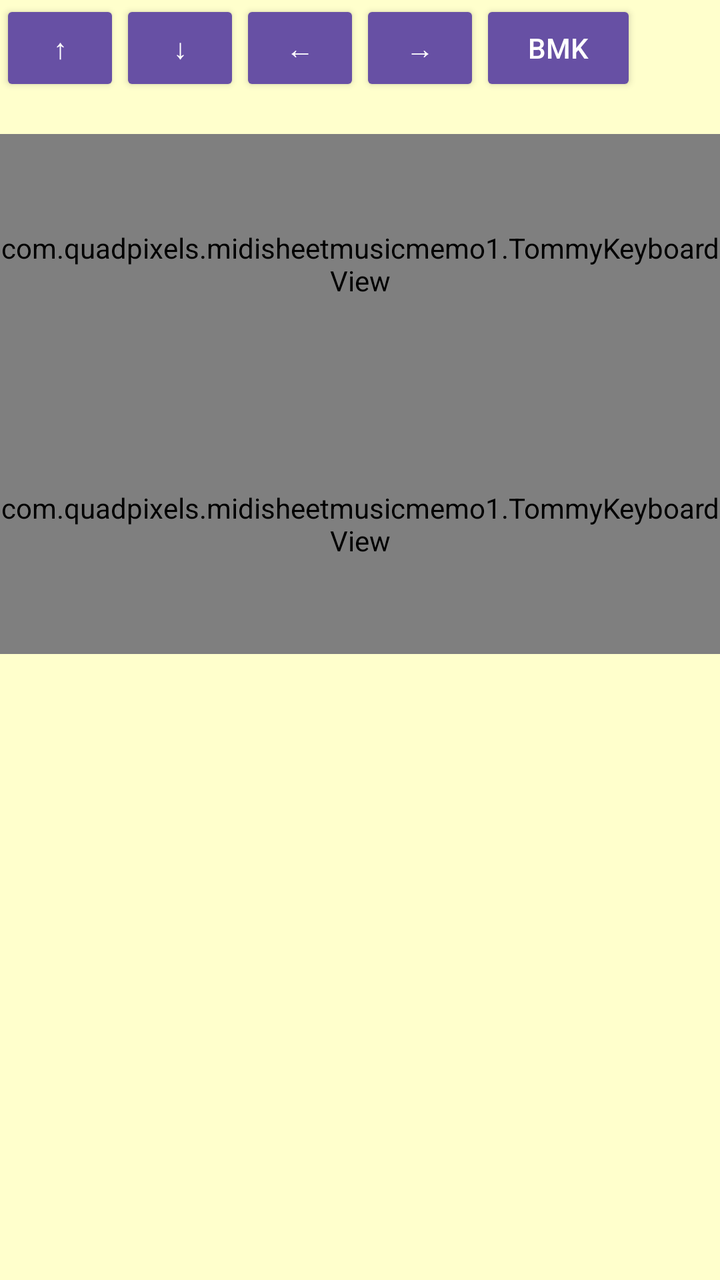
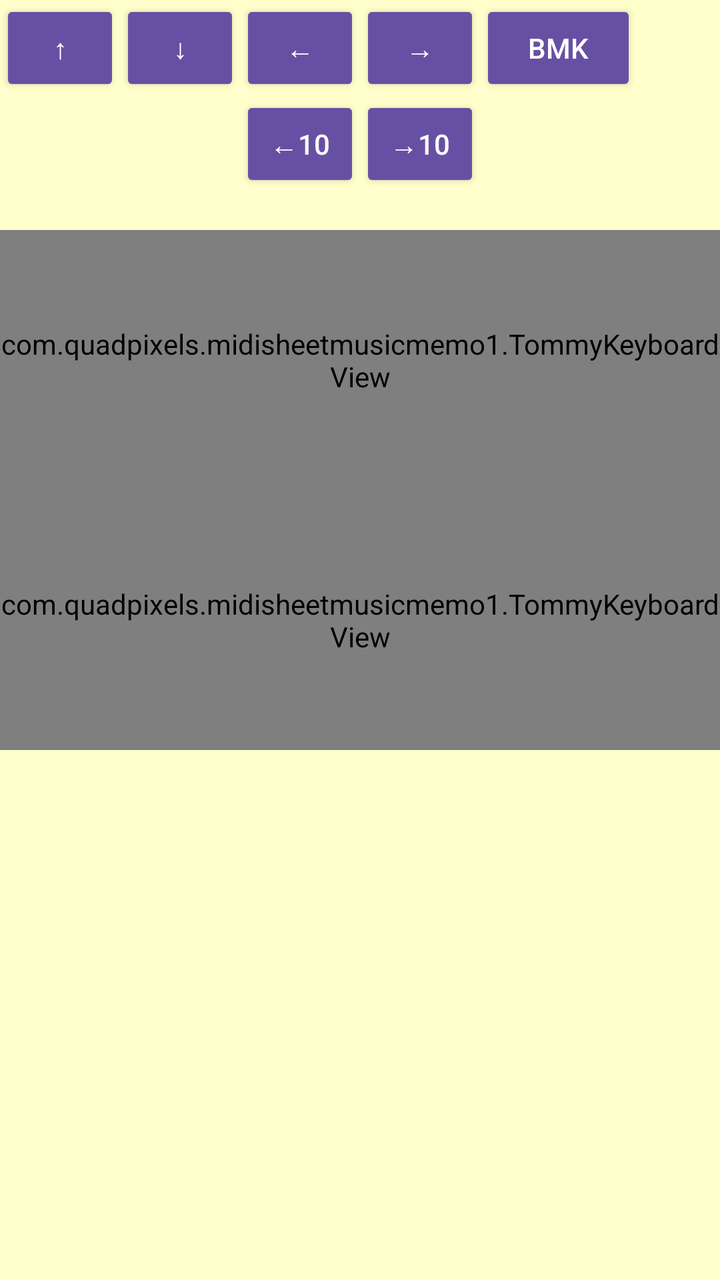

An Android layout rendered at two revisions. The XML below is the earlier revision; the diff shows what the commit changed to produce the second picture.
<!-- AndroidManifest.xml: application theme Theme.MidiSheetMusicMemo -->
<!-- res/layout/test1.xml -->
<?xml version="1.0" encoding="utf-8"?>
<LinearLayout xmlns:android="http://schemas.android.com/apk/res/android"
    android:layout_width="match_parent"
    android:layout_height="match_parent"
    android:orientation="vertical"
    android:background="#FFFFCC" >
    
    

    <LinearLayout
        android:layout_width="match_parent"
        android:layout_height="wrap_content" >
        
	    <Button
	        android:id="@+id/test1ButtonUp"
	        style="?android:attr/buttonStyleSmall"
	        android:layout_width="60dp"
	        android:layout_height="wrap_content"
	        android:text="↑" />
	    
	    <Button
	        android:id="@+id/test1ButtonDown"
	        style="?android:attr/buttonStyleSmall"
	        android:layout_width="60dp"
	        android:layout_height="wrap_content"
	        android:text="↓" />
	    
	    <Button
	        android:id="@+id/test1ButtonLeft"
	        style="?android:attr/buttonStyleSmall"
	        android:layout_width="60dp"
	        android:layout_height="wrap_content"
	        android:text="←" />
	    
	    <Button
	        android:id="@+id/test1ButtonRight"
	        style="?android:attr/buttonStyleSmall"
	        android:layout_width="60dp"
	        android:layout_height="wrap_content"
	        android:text="→" />

	    <Button
	        android:id="@+id/test1ButtonBmk"
	        style="?android:attr/buttonStyleSmall"
	        android:layout_width="wrap_content"
	        android:layout_height="wrap_content"
	        android:text="BMK" />
        
    </LinearLayout>

    <ImageView
 		android:id="@+id/imageView1"
 		android:layout_width="match_parent"
 		android:layout_height="wrap_content"
 	/>   
 	
    <TextView
        android:id="@+id/textView1"
        android:layout_width="match_parent"
        android:layout_height="wrap_content"
        android:text="" />
        
    <com.quadpixels.midisheetmusicmemo1.TommyKeyboardView
        android:id="@+id/keyboard1"
        android:layout_width="match_parent"
        android:layout_height="130dp"
        />
    <com.quadpixels.midisheetmusicmemo1.TommyKeyboardView
        android:id="@+id/keyboard2"
        android:layout_width="match_parent"
        android:layout_height="130dp"
        />
    
</LinearLayout>
<!-- resources referenced by this layout -->
<resources>
  <style name="Theme.MidiSheetMusicMemo" parent="Base.Theme.MidiSheetMusicMemo" />
  <style name="Base.Theme.MidiSheetMusicMemo" parent="Theme.Material3.DayNight.NoActionBar">
          
          
      </style>
</resources>

<!-- the commit's change to res/layout/test1.xml (unified diff, before → after) -->
@@ -10,8 +10,8 @@
     <LinearLayout
         android:layout_width="match_parent"
         android:layout_height="wrap_content" >
-        
-	    <Button
+
+        <Button
 	        android:id="@+id/test1ButtonUp"
 	        style="?android:attr/buttonStyleSmall"
 	        android:layout_width="60dp"
@@ -39,36 +39,74 @@
 	        android:layout_height="wrap_content"
 	        android:text="→" />
 
-	    <Button
+        <Button
 	        android:id="@+id/test1ButtonBmk"
 	        style="?android:attr/buttonStyleSmall"
 	        android:layout_width="wrap_content"
 	        android:layout_height="wrap_content"
 	        android:text="BMK" />
-        
+
     </LinearLayout>
 
-    <ImageView
- 		android:id="@+id/imageView1"
- 		android:layout_width="match_parent"
- 		android:layout_height="wrap_content"
- 	/>   
- 	
-    <TextView
-        android:id="@+id/textView1"
+    <LinearLayout
         android:layout_width="match_parent"
         android:layout_height="wrap_content"
-        android:text="" />
-        
-    <com.quadpixels.midisheetmusicmemo1.TommyKeyboardView
-        android:id="@+id/keyboard1"
+        android:orientation="horizontal">
+
+        <Space
+            android:layout_width="120dp"
+            android:layout_height="30dp"
+            android:layout_weight="0" />
+
+        <Button
+            android:id="@+id/test1ButtonLeft10"
+            style="?android:attr/buttonStyleSmall"
+            android:layout_width="60dp"
+            android:layout_height="wrap_content"
+            android:paddingLeft="0dp"
+            android:paddingRight="0dp"
+            android:text="←10" />
+
+        <Button
+            android:id="@+id/test1ButtonRight10"
+            style="?android:attr/buttonStyleSmall"
+            android:layout_width="60dp"
+            android:layout_height="wrap_content"
+            android:paddingLeft="0dp"
+            android:paddingRight="0dp"
+            android:text="→10" />
+    </LinearLayout>
+
+    <ScrollView
         android:layout_width="match_parent"
-        android:layout_height="130dp"
-        />
-    <com.quadpixels.midisheetmusicmemo1.TommyKeyboardView
-        android:id="@+id/keyboard2"
-        android:layout_width="match_parent"
-        android:layout_height="130dp"
-        />
-    
+        android:layout_height="match_parent">
+
+        <LinearLayout
+            android:layout_width="match_parent"
+            android:layout_height="wrap_content"
+            android:orientation="vertical" >
+
+            <ImageView
+                android:id="@+id/imageView1"
+                android:layout_width="match_parent"
+                android:layout_height="wrap_content" />
+
+            <TextView
+                android:id="@+id/textView1"
+                android:layout_width="match_parent"
+                android:layout_height="wrap_content"
+                android:text="" />
+
+            <com.quadpixels.midisheetmusicmemo1.TommyKeyboardView
+                android:id="@+id/keyboard1"
+                android:layout_width="match_parent"
+                android:layout_height="130dp" />
+
+            <com.quadpixels.midisheetmusicmemo1.TommyKeyboardView
+                android:id="@+id/keyboard2"
+                android:layout_width="match_parent"
+                android:layout_height="130dp" />
+        </LinearLayout>
+    </ScrollView>
+
 </LinearLayout>
